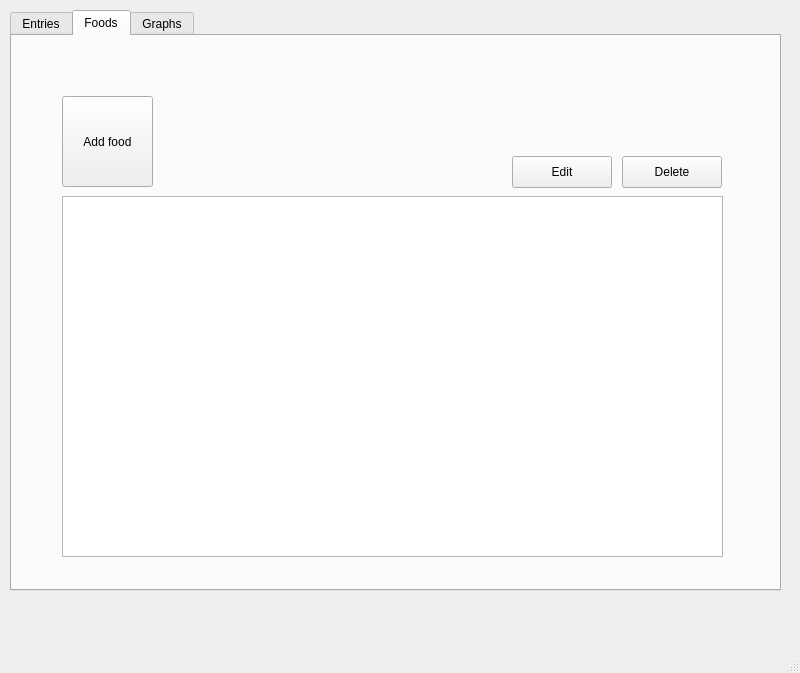
Above: src/mainwindow.ui from MaGnaFlo/MacroCount before the change. Below: the same form after it.
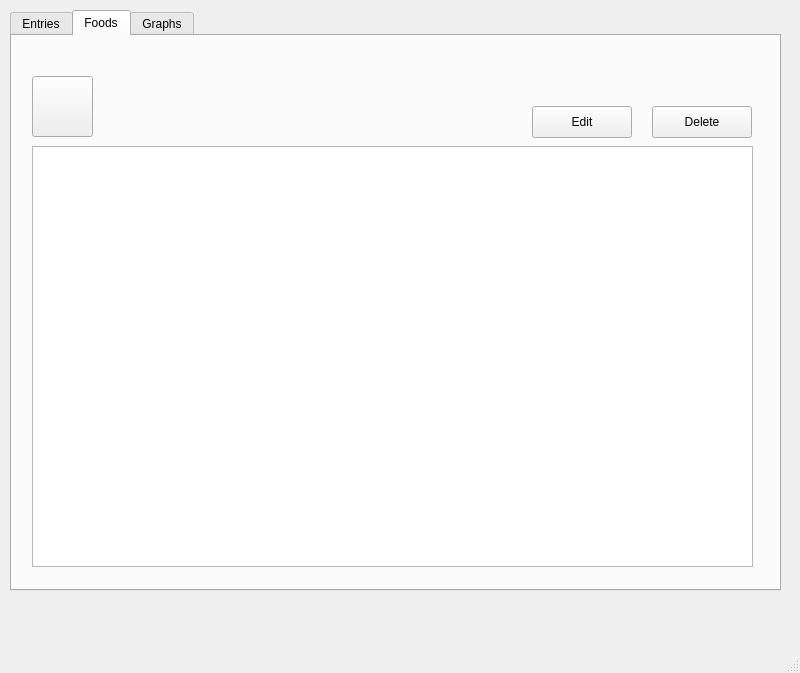
That is the form after the change. The open tabs and pages were chosen to show the change. Custom widgets are drawn as their Qt base class.

```diff
--- a/src/mainwindow.ui
+++ b/src/mainwindow.ui
@@ -87,31 +87,31 @@
      <widget class="FoodTable" name="tableFood">
       <property name="geometry">
        <rect>
-        <x>50</x>
-        <y>160</y>
-        <width>661</width>
-        <height>361</height>
+        <x>20</x>
+        <y>110</y>
+        <width>721</width>
+        <height>421</height>
        </rect>
       </property>
      </widget>
      <widget class="QPushButton" name="btnAddFood">
       <property name="geometry">
        <rect>
-        <x>50</x>
-        <y>60</y>
-        <width>91</width>
-        <height>91</height>
+        <x>20</x>
+        <y>40</y>
+        <width>61</width>
+        <height>61</height>
        </rect>
       </property>
       <property name="text">
-       <string>Add food</string>
+       <string/>
       </property>
      </widget>
      <widget class="QPushButton" name="btnDeleteFood">
       <property name="geometry">
        <rect>
-        <x>610</x>
-        <y>120</y>
+        <x>640</x>
+        <y>70</y>
         <width>100</width>
         <height>32</height>
        </rect>
@@ -123,8 +123,8 @@
      <widget class="QPushButton" name="btnEditFood">
       <property name="geometry">
        <rect>
-        <x>500</x>
-        <y>120</y>
+        <x>520</x>
+        <y>70</y>
         <width>100</width>
         <height>32</height>
        </rect>
```
Left out of the diff: 22 changed lines with no effect on the pictures.
